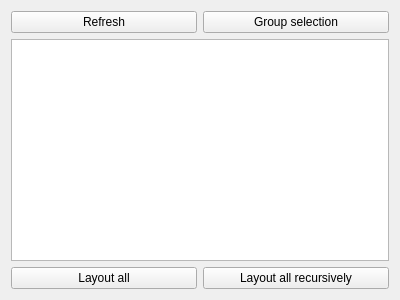
First picture: the form in UVOutliner.ui, repository WhenInDoubtC4/UVToolkit, before the edit.
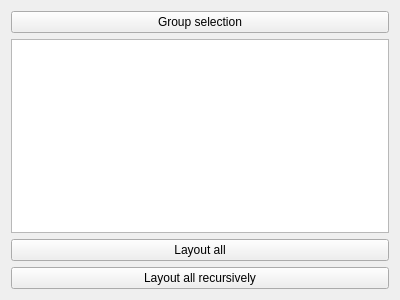
Second picture: the form after the edit. Custom widgets are drawn as their Qt base class.

Commit message: Outliner has menu bar with view menu

The edit to the form file:
```diff
--- a/UVOutliner.ui
+++ b/UVOutliner.ui
@@ -14,17 +14,10 @@
    <string>UV Outliner</string>
   </property>
   <layout class="QGridLayout" name="gridLayout">
-   <item row="0" column="0">
-    <widget class="QPushButton" name="refreshButton">
+   <item row="2" column="0" colspan="2">
+    <widget class="QPushButton" name="layoutAllButton">
      <property name="text">
-      <string>Refresh</string>
-     </property>
-    </widget>
-   </item>
-   <item row="0" column="1">
-    <widget class="QPushButton" name="groupButton">
-     <property name="text">
-      <string>Group selection</string>
+      <string>Layout all</string>
      </property>
     </widget>
    </item>
@@ -46,14 +39,14 @@
      </column>
     </widget>
    </item>
-   <item row="2" column="0">
-    <widget class="QPushButton" name="layoutAllButton">
+   <item row="0" column="0" colspan="2">
+    <widget class="QPushButton" name="groupButton">
      <property name="text">
-      <string>Layout all</string>
+      <string>Group selection</string>
      </property>
     </widget>
    </item>
-   <item row="2" column="1">
+   <item row="3" column="0" colspan="2">
     <widget class="QPushButton" name="recursiveLayoutAllButton">
      <property name="text">
       <string>Layout all recursively</string>
```
The commit also changes 2 other files.
